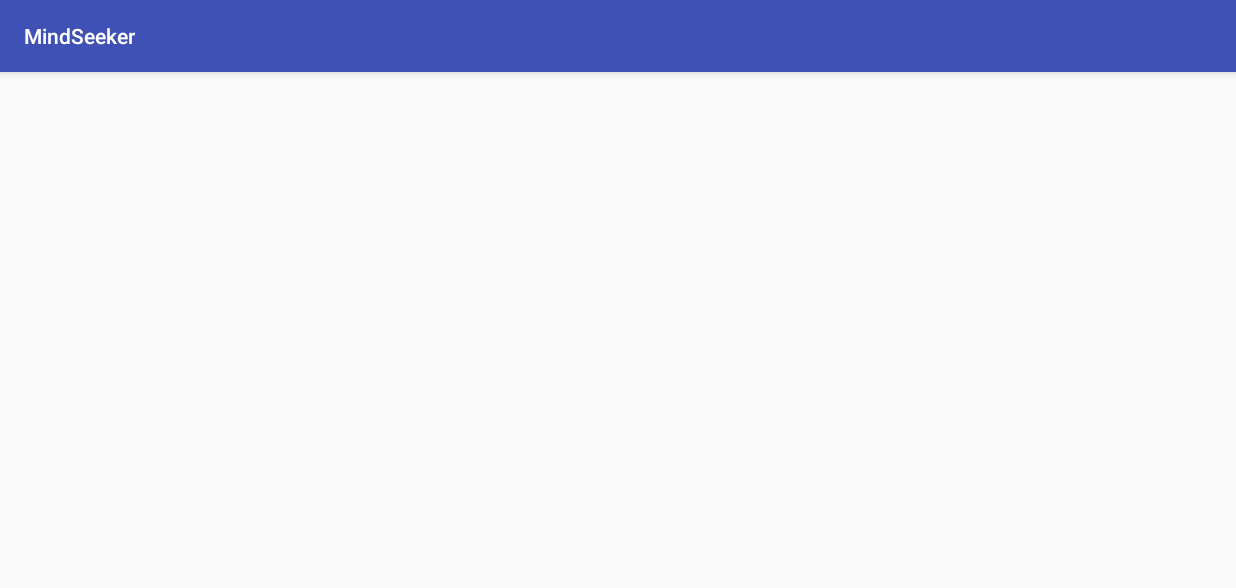
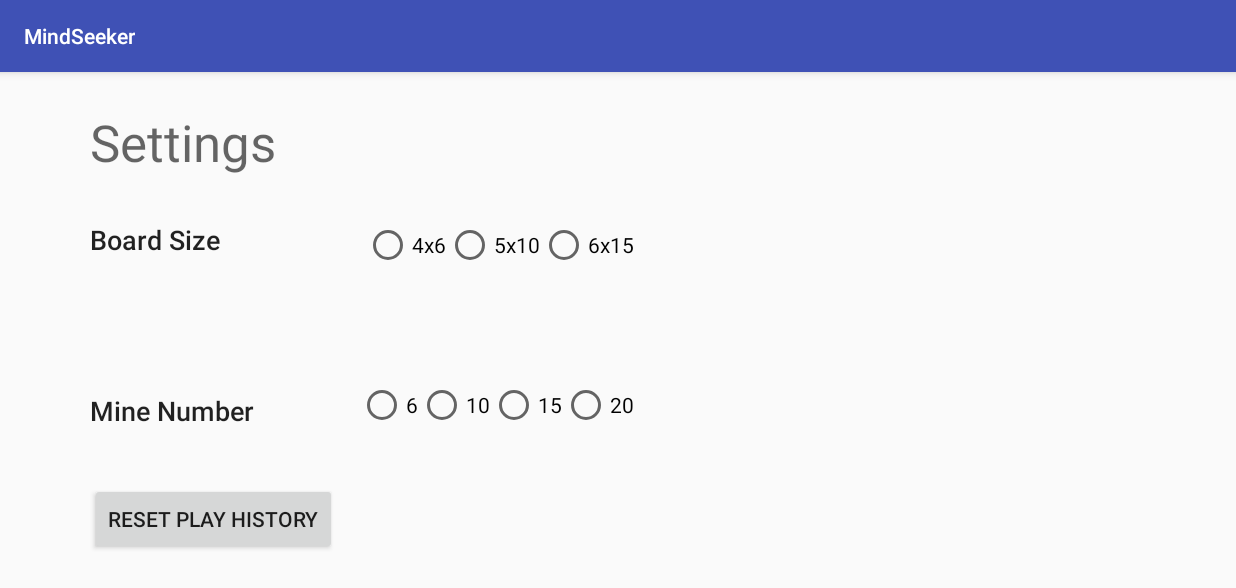
Before and after one commit to junha3284/MindSeekerGame, an Android app: the configActivity screen opened directly, with no data from a screen before it, on a phone screen of 824 x 412 dp (held sideways). Shown: the top 588 px of the screen. Run offline under Robolectric (Android 15) with nearby library versions, the phone set to English and light mode, and no system bars.

Commit message:
Implement UI in ConfigActivity
Create Radio Buttons for Board game size and Mine Nums for configActivity.
Later, it will be used for Game class configuration setter.
Create button for reset of Game History

```diff
--- a/app/src/main/java/com/example/choijun_ha/mindseeker/WelcomeActivity.java
+++ b/app/src/main/java/com/example/choijun_ha/mindseeker/WelcomeActivity.java
@@ -32,8 +32,8 @@ public class WelcomeActivity extends AppCompatActivity {
         skip.setOnClickListener(new View.OnClickListener(){
             @Override
             public void onClick(View view) {
-                Intent intent = new Intent(getApplicationContext(), StartActivity.class);
-                startActivity(intent);
+                //Intent intent = new Intent(getApplicationContext(), StartActivity.class);
+                //startActivity(intent);
                 finish();
             }
         });
--- a/app/src/main/java/com/example/choijun_ha/mindseeker/configActivity.java
+++ b/app/src/main/java/com/example/choijun_ha/mindseeker/configActivity.java
@@ -4,6 +4,10 @@ import android.content.Context;
 import android.content.Intent;
 import android.support.v7.app.AppCompatActivity;
 import android.os.Bundle;
+import android.view.View;
+import android.widget.Button;
+import android.widget.RadioButton;
+import android.widget.RadioGroup;
 
 public class configActivity extends AppCompatActivity {
 
@@ -11,6 +15,51 @@ public class configActivity extends AppCompatActivity {
     protected void onCreate(Bundle savedInstanceState) {
         super.onCreate(savedInstanceState);
         setContentView(R.layout.activity_config);
+
+        PopulateRadioGroup();
+        setBtn();
+    }
+
+    private void PopulateRadioGroup(){
+        RadioGroup boardSizeGroup = (RadioGroup) findViewById(R.id.boardSizeRadioGroup);
+        String[] sizes = getResources().getStringArray(R.array.boardSizes);
+        for(int i =0; i < sizes.length; i++) {
+            RadioButton radioBtn = new RadioButton(this);
+            radioBtn.setText(sizes[i]);
+            radioBtn.setOnClickListener(new View.OnClickListener() {
+
+                @Override
+                public void onClick(View view) {
+                    // TODO: change Game Model's board size config ( NUM_COL, NUM_ROW)
+                }
+            });
+            boardSizeGroup.addView(radioBtn);
+        }
+        RadioGroup mineNumGroup = (RadioGroup) findViewById(R.id.mineNumRadioGroup);
+        int[] nums = getResources().getIntArray(R.array.mineNums);
+        for(int i=0; i < nums.length; i++){
+            RadioButton radioBtn = new RadioButton(this);
+            radioBtn.setText(""+nums[i]);
+            radioBtn.setOnClickListener(new View.OnClickListener(){
+
+                @Override
+                public void onClick(View view) {
+                    // TODO: change Game Model's mine number config (mineNum)
+                }
+            });
+            mineNumGroup.addView(radioBtn);
+        }
+    }
+
+    private void setBtn(){
+        Button btn = (Button) findViewById(R.id.playHistoryResetBtn);
+        btn.setOnClickListener(new View.OnClickListener(){
+
+            @Override
+            public void onClick(View view) {
+                // TODO: RESET Game Model's Game History
+            }
+        });
     }
 
     public static Intent makeIntent(Context context){
--- a/app/src/main/res/layout/activity_config.xml
+++ b/app/src/main/res/layout/activity_config.xml
@@ -6,4 +6,85 @@
     android:layout_height="match_parent"
     tools:context="com.example.choijun_ha.mindseeker.configActivity">
 
+    <RelativeLayout
+        android:layout_width="match_parent"
+        android:layout_height="match_parent"
+        app:layout_constraintBottom_toBottomOf="parent"
+        app:layout_constraintHorizontal_bias="0.0"
+        app:layout_constraintLeft_toLeftOf="parent"
+        app:layout_constraintRight_toRightOf="parent"
+        app:layout_constraintTop_toTopOf="parent"
+        app:layout_constraintVertical_bias="0.0">
+
+        <TextView
+            android:id="@+id/textView4"
+            android:layout_width="wrap_content"
+            android:layout_height="wrap_content"
+            android:layout_alignStart="@+id/textView3"
+            android:layout_below="@+id/textView3"
+            android:layout_marginTop="30dp"
+            android:text="@string/board_size"
+            android:textAppearance="@style/TextAppearance.AppCompat.Body2"
+            android:textSize="18sp"
+            app:layout_constraintBottom_toBottomOf="@+id/mineNumRadioGroup"
+            app:layout_constraintStart_toStartOf="@+id/textView3"
+            app:layout_constraintTop_toBottomOf="@+id/textView3" />
+
+        <TextView
+            android:id="@+id/textView5"
+            android:layout_width="wrap_content"
+            android:layout_height="wrap_content"
+            android:layout_above="@+id/playHistoryResetBtn"
+            android:layout_alignStart="@+id/textView4"
+            android:layout_marginBottom="36dp"
+            android:text="@string/mine_number"
+            android:textAppearance="@style/TextAppearance.AppCompat.Body2"
+            android:textSize="18sp"
+            app:layout_constraintBottom_toTopOf="@+id/playHistoryResetBtn"
+            app:layout_constraintStart_toStartOf="@+id/textView4" />
+
+        <TextView
+            android:id="@+id/textView3"
+            android:layout_width="wrap_content"
+            android:layout_height="wrap_content"
+            android:layout_alignParentStart="true"
+            android:layout_alignParentTop="true"
+            android:layout_marginStart="60dp"
+            android:layout_marginTop="24dp"
+            android:text="@string/settings"
+            android:textAppearance="@style/TextAppearance.AppCompat.Display1"
+            app:layout_constraintStart_toStartOf="parent"
+            app:layout_constraintTop_toTopOf="parent" />
+
+        <Button
+            android:id="@+id/playHistoryResetBtn"
+            android:layout_width="wrap_content"
+            android:layout_height="wrap_content"
+            android:layout_alignParentBottom="true"
+            android:layout_alignStart="@+id/textView5"
+            android:layout_marginBottom="42dp"
+            android:text="@string/reset_play_history"
+            app:layout_constraintBottom_toBottomOf="parent"
+            app:layout_constraintEnd_toStartOf="@+id/mineNumRadioGroup"
+            app:layout_constraintStart_toStartOf="@+id/textView5" />
+
+        <RadioGroup
+            android:id="@+id/boardSizeRadioGroup"
+            android:layout_width="wrap_content"
+            android:layout_height="wrap_content"
+            android:layout_alignTop="@+id/textView4"
+            android:layout_marginStart="18dp"
+            android:layout_toEndOf="@+id/playHistoryResetBtn"
+            android:orientation="horizontal"
+            android:visibility="visible" />
+
+        <RadioGroup
+            android:id="@+id/mineNumRadioGroup"
+            android:layout_width="wrap_content"
+            android:layout_height="wrap_content"
+            android:layout_alignBottom="@+id/textView5"
+            android:orientation="horizontal"
+            android:layout_alignEnd="@+id/boardSizeRadioGroup" />
+    </RelativeLayout>
+
 </android.support.constraint.ConstraintLayout>
--- /dev/null
+++ b/app/src/main/res/values/boardSizes.xml
@@ -0,0 +1,7 @@
+<resources>
+    <string-array name = "boardSizes">
+        <item> 4x6 </item>
+        <item> 5x10 </item>
+        <item> 6x15 </item>
+    </string-array>
+</resources>
--- /dev/null
+++ b/app/src/main/res/values/mineNums.xml
@@ -0,0 +1,8 @@
+<resources>
+    <integer-array name="mineNums">
+        <item> 6 </item>
+        <item> 10 </item>
+        <item> 15 </item>
+        <item> 20 </item>
+    </integer-array>
+</resources>
--- a/app/src/main/res/values/strings.xml
+++ b/app/src/main/res/values/strings.xml
@@ -7,4 +7,8 @@
     <string name="play">play</string>
     <string name="setting">Setting</string>
     <string name="help">Help</string>
+    <string name="board_size">Board Size</string>
+    <string name="mine_number">Mine Number</string>
+    <string name="settings">Settings</string>
+    <string name="reset_play_history">Reset Play History</string>
 </resources>
```
